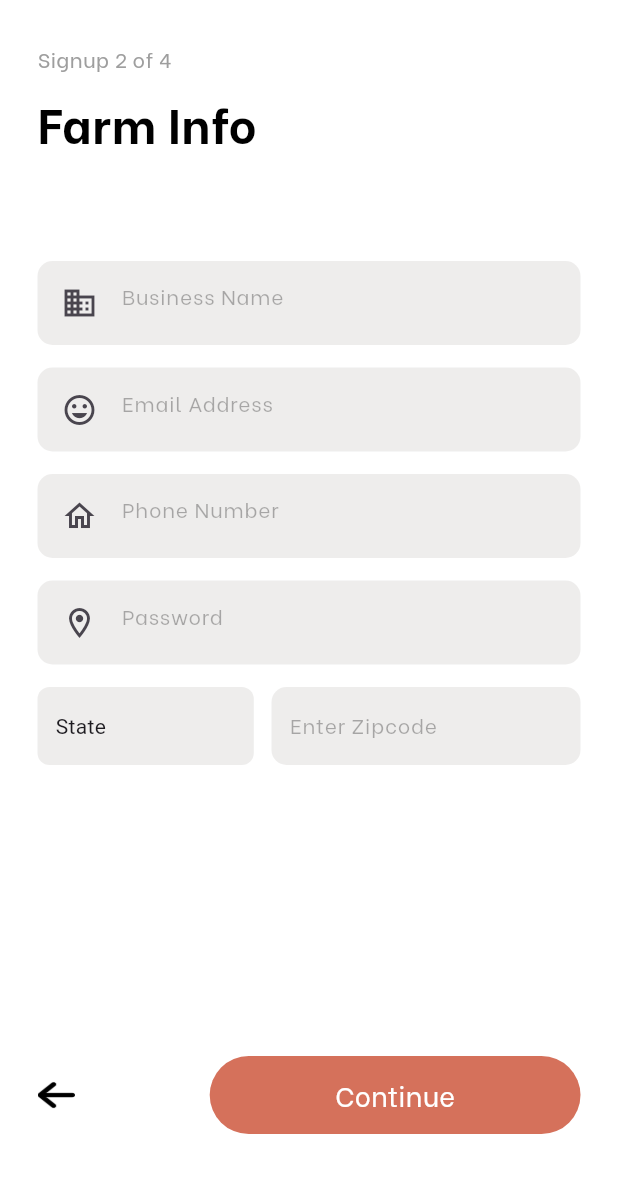
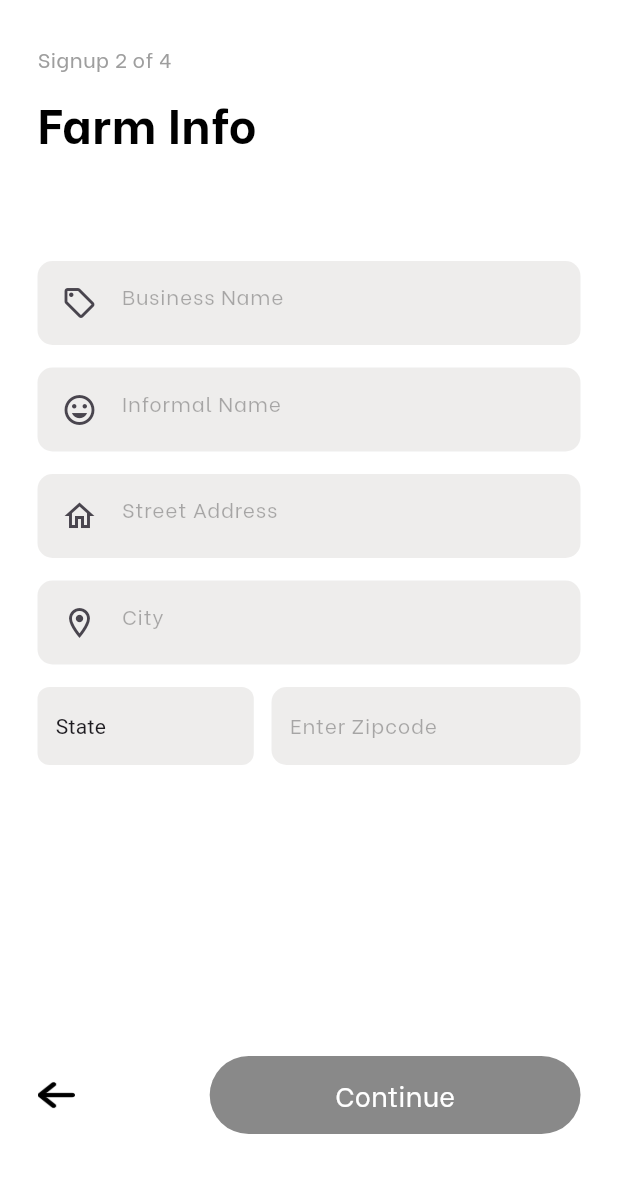
Before and after one commit to saikishoreyerra/internshala, a Flutter app: the SignupPage2 screen opened directly, on a phone screen of 412 x 824 dp, the part 57-1236 px from its top. Run offline on Flutter 3.47's test engine with Material 3 defaults, Android fonts, the phone set to English and light mode, and no system bars; our stand-ins replace fluttertoast, page_view_dot_indicator, shared_preferences; accounts and stored records are empty.

Commit message:
validations in part 2 page

```diff
--- a/lib/viewModel/registeration_view_model.dart
+++ b/lib/viewModel/registeration_view_model.dart
@@ -78,6 +78,70 @@ void continueBtnEnable() {
   }
 
 
+
+  bool _isBussinessNameValid = false;
+  bool get isBussinessNameValid => _isBussinessNameValid;
+
+  void validateBussinessName({required String bussinessName}){
+    if(bussinessName.length > 3){
+       _isBussinessNameValid = true;
+    }else{
+      _isBussinessNameValid = false;
+    }
+   part2ContinueBtnEnable();
+   notifyListeners();
+  }
+
+  bool _isInformalNameValid = false;
+  bool get isInformalNameValid => _isInformalNameValid;
+
+   void validateInformalName({required String informalName}){
+    if(informalName.length > 3){
+       _isInformalNameValid = true;
+    }else{
+      _isInformalNameValid = false;
+    }
+   part2ContinueBtnEnable();
+   notifyListeners();
+  }
+
+  bool _isStreetAddressValid = false;
+  bool get isStreetAddressValid => _isStreetAddressValid;
+
+  void validateStreetAddress({required String streetAddress}){
+    _isStreetAddressValid = streetAddress.length > 4 ? true : false;
+    part2ContinueBtnEnable();
+   notifyListeners();
+  }
+
+  bool _isCityValid = false;
+  bool get isCityValid => _isCityValid;
+
+  void validateCity({required String city}){
+    _isCityValid = city.length > 3 ? true : false;
+    part2ContinueBtnEnable();
+   notifyListeners();
+  }
+
+
+  bool _isZipAvailable = false;
+  bool get isZipAvailable => _isZipAvailable;
+
+  void validateZipCode(){
+   _isZipAvailable = (zipCodesList.data?.first.state?.length ?? 0) > 0 ? true : false;
+   part2ContinueBtnEnable();
+   notifyListeners();
+  }
+
+
+  bool _isPart2ContinueEnable = false;
+  bool get isPart2ContinueEnable => _isPart2ContinueEnable;
+
+  void part2ContinueBtnEnable(){
+    _isPart2ContinueEnable = isBussinessNameValid && isInformalNameValid && isStreetAddressValid && isCityValid && isZipAvailable;
+  print(_isPart2ContinueEnable);
+  }
+
   void setLoading(bool loading) {
     _isLoading = loading;
     notifyListeners();
@@ -102,6 +166,7 @@ bool _isFetchZipCode = false;
     }else if(response.status == Status.loading){
       _isLoading=true;
     }
+    validateZipCode();
     notifyListeners();
   }
 
--- /dev/null
+++ b/lib/views/registration/input_txt_field.dart
@@ -0,0 +1,39 @@
+import 'package:flutter/material.dart';
+
+import '../../utils/app_colors.dart';
+
+class InputTxtField extends StatelessWidget {
+   InputTxtField({super.key, this.keyboardType, this.txtController, this.iconName, this.hintText,this.callback});
+final TextInputType? keyboardType;
+final TextEditingController? txtController;
+void Function(String)? callback;
+  final IconData? iconName;
+  final String? hintText;
+  @override
+  Widget build(BuildContext context) {
+    // TODO: implement build
+    return Container(
+                  decoration: BoxDecoration(
+                    borderRadius: BorderRadius.circular(10),
+                    color: AppColors.txtFieldBGColor.withOpacity(0.08),
+                  ),
+                  child:  Padding(
+                    padding: const EdgeInsets.all(4.0),
+                    child: TextField(keyboardType: keyboardType,
+                      controller: txtController,
+                      onChanged: callback,
+                      decoration: InputDecoration(
+                        border: InputBorder.none,
+                        prefixIcon:  Icon(iconName),
+                        hintText: hintText,
+                        hintStyle:  TextStyle(
+                            fontSize: 14,
+                            fontWeight: FontWeight.w400,
+                            fontFamily: "BeVietnam",
+                            color: Colors.black.withOpacity(0.3)),
+                      ),
+                    ),
+                  ),
+                );
+  }
+}
--- a/lib/views/registration/sign_up2.dart
+++ b/lib/views/registration/sign_up2.dart
@@ -8,6 +8,7 @@ import 'package:http/http.dart' as http;
 import 'package:provider/provider.dart';
 
 import '../../viewModel/registeration_view_model.dart';
+import 'input_txt_field.dart';
 import 'sign_up3.dart';
 
 class SignupPage2 extends StatefulWidget {
@@ -17,11 +18,11 @@ class SignupPage2 extends StatefulWidget {
 }
 
 class _SignupPage2State extends State<SignupPage2> {
-  TextEditingController fullNameController = TextEditingController();
-  TextEditingController emailController = TextEditingController();
-  TextEditingController phoneController = TextEditingController();
-  TextEditingController passwordController = TextEditingController();
-  TextEditingController reenterPassController = TextEditingController();
+  TextEditingController bussinessNameController = TextEditingController();
+  TextEditingController informalNameController = TextEditingController();
+  TextEditingController streetAddressController = TextEditingController();
+  TextEditingController cityController = TextEditingController();
+  // TextEditingController stateController = TextEditingController();
   TextEditingController zipCodeController = TextEditingController();
 
   @override
@@ -34,11 +35,11 @@ class _SignupPage2State extends State<SignupPage2> {
   void dispose() {
     // TODO: implement dispose
     super.dispose();
-    fullNameController.dispose();
-    emailController.dispose();
-    phoneController.dispose();
-    passwordController.dispose();
-    reenterPassController.dispose();
+    bussinessNameController.dispose();
+    informalNameController.dispose();
+    streetAddressController.dispose();
+    cityController.dispose();
+    // stateController.dispose();
     zipCodeController.dispose();
   }
 
@@ -64,8 +65,9 @@ class _SignupPage2State extends State<SignupPage2> {
             ),
           ),
         ),
-          body:
-          registraProvider.isLoading ? const Center(child: CircularProgressIndicator()) :
+        body: registraProvider.isLoading
+            ? const Center(child: CircularProgressIndicator())
+            :
             //(registraProvider.zipCodesList.status == Status.loading) ? const Center(child: CircularProgressIndicator()) :
             SingleChildScrollView(
                 child: Container(
@@ -102,26 +104,55 @@ class _SignupPage2State extends State<SignupPage2> {
                         const SizedBox(
                           height: 30,
                         ),
-                    inputTxtfield(
-                        'Business Name', fullNameController, Icons.business,),
+                        InputTxtField(
+                          keyboardType: TextInputType.name,
+                          hintText: 'Business Name',
+                          iconName: Icons.local_offer_outlined,
+                          txtController: bussinessNameController,
+                          callback: (txtInput) {
+                            registraProvider.validateBussinessName(
+                                bussinessName: txtInput);
+                          },
+                        ),
 
                         const SizedBox(
                           height: 15,
                         ),
-
-                    inputTxtfield(
-                        'Email Address', emailController, Icons.tag_faces,keyboardType:TextInputType.emailAddress ),
+                        InputTxtField(
+                          keyboardType: TextInputType.name,
+                          hintText: 'Informal Name',
+                          iconName: Icons.tag_faces,
+                          txtController: informalNameController,
+                          callback: (txtInput) {
+                            registraProvider.validateInformalName(
+                                informalName: txtInput);
+                          },
+                        ),
                         const SizedBox(
                           height: 15,
                         ),
-                    inputTxtfield(
-                        'Phone Number', phoneController, Icons.home_outlined,keyboardType:TextInputType.number),
-
+                        InputTxtField(
+                          keyboardType: TextInputType.streetAddress,
+                          hintText: 'Street Address',
+                          iconName: Icons.home_outlined,
+                          txtController: streetAddressController,
+                          callback: (txtInput) {
+                            registraProvider.validateStreetAddress(
+                                streetAddress: txtInput);
+                          },
+                        ),
                         const SizedBox(
                           height: 15,
                         ),
-                    inputTxtfield(
-                        'Password', passwordController, Icons.location_on_outlined,),
+                        InputTxtField(
+                          keyboardType: TextInputType.name,
+                          hintText: 'City',
+                          txtController: cityController,
+                          iconName: Icons.location_on_outlined,
+                          callback: (txtInput) {
+                            registraProvider.validateCity(city: txtInput);
+                          },
+                        ),
                         const SizedBox(
                           height: 15,
                         ),
@@ -131,7 +162,8 @@ class _SignupPage2State extends State<SignupPage2> {
                           children: [
                             Container(
                               decoration: BoxDecoration(
-                              color: AppColors.txtFieldBGColor.withOpacity(0.08),
+                                  color: AppColors.txtFieldBGColor
+                                      .withOpacity(0.08),
                                   borderRadius: BorderRadius.circular(8)),
                               width: MediaQuery.of(context).size.width * 0.35,
                               child: Padding(
@@ -152,8 +184,11 @@ class _SignupPage2State extends State<SignupPage2> {
                                 //       )),
                                 // ),
                                 child: Padding(
-                              padding: const EdgeInsets.symmetric(vertical: 14),
-                              child: Text(registraProvider.zipCodesList.data?.first.state ?? 'State'),
+                                  padding:
+                                       EdgeInsets.symmetric(vertical: 14),
+                                  child: Text(registraProvider
+                                          .zipCodesList.data?.first.state ??
+                                      'State'),
                                 ),
                               ),
                             ),
@@ -161,25 +196,30 @@ class _SignupPage2State extends State<SignupPage2> {
                                 width: MediaQuery.of(context).size.width * 0.5,
                                 decoration: BoxDecoration(
                                     borderRadius: BorderRadius.circular(10),
-                                color: AppColors.txtFieldBGColor.withOpacity(0.08)),
+                                    color: AppColors.txtFieldBGColor
+                                        .withOpacity(0.08)),
                                 child: Padding(
                                   padding: const EdgeInsets.symmetric(
                                       horizontal: 12.0, vertical: 2),
                                   child: TextField(
                                     controller: zipCodeController,
                                     onChanged: (value) {
-                                  if(value.length > 5){
+                                      if (value.length > 5) {
                                         // isFetchZipCode = true;
                                         print("===========");
-                                    registraProvider.getZipInfoByCode(zipCodeNum: value, context: context);
-                                  }else if(value.length == 0){
-                                    registraProvider.zipCodesList.data?.first.state = null;
+                                        registraProvider.getZipInfoByCode(
+                                            zipCodeNum: value,
+                                            context: context);
+                                        registraProvider.validateZipCode();
+                                      } else if (value.length == 0) {
+                                        registraProvider.zipCodesList.data
+                                            ?.first.state = null;
                                       }
                                     },
                                     keyboardType: TextInputType.number,
                                     inputFormatters: <TextInputFormatter>[
-                                  FilteringTextInputFormatter.digitsOnly
-                                  ,LengthLimitingTextInputFormatter(6),
+                                      FilteringTextInputFormatter.digitsOnly,
+                                      LengthLimitingTextInputFormatter(6),
                                     ], // Only numbers can be entered
                                     textAlign: TextAlign.start,
                                     decoration: InputDecoration(
@@ -189,12 +229,20 @@ class _SignupPage2State extends State<SignupPage2> {
                                             fontFamily: "BeVietnam",
                                             fontSize: 14,
                                             fontWeight: FontWeight.w400,
-                                        color: Colors.black.withOpacity(0.3))),
+                                            color:
+                                                Colors.black.withOpacity(0.3))),
                                   ),
                                 )),
                           ],
                         ),
-                     registraProvider.isFetchZipCode ? Text("Enter Valid Zipcode",style: TextStyle(color: Colors.red,),) : Text(''),
+                        registraProvider.isFetchZipCode
+                            ? Text(
+                                "Enter Valid Zipcode",
+                                style: TextStyle(
+                                  color: Colors.red,
+                                ),
+                              )
+                            : Text(''),
                         SizedBox(
                           height: MediaQuery.of(context).size.height * 0.21,
                         ),
@@ -213,18 +261,22 @@ class _SignupPage2State extends State<SignupPage2> {
                               ),
                             ),
                             GestureDetector(
-                          onTap: () {
+                              onTap: registraProvider.isPart2ContinueEnable
+                                  ? () {
                                       Navigator.push(
                                         context,
                                         MaterialPageRoute(
                                           builder: (context) => SignUp3(),
                                         ),
                                       );
-                          },
+                                    }
+                                  : null,
                               child: Container(
                                 decoration: BoxDecoration(
                                   borderRadius: BorderRadius.circular(35),
-                              color: AppColors.themeOrangeColor,
+                                  color: registraProvider.isPart2ContinueEnable
+                                      ? AppColors.themeOrangeColor
+                                      : AppColors.finalTxtColor,
                                 ),
                                 width: MediaQuery.of(context).size.width * 0.6,
                                 height: 52,
@@ -248,39 +300,32 @@ class _SignupPage2State extends State<SignupPage2> {
                 ),
               ),
       );
-      }
-    );
+    });
   }
 
-  Widget inputTxtfield(
-      String hintText, TextEditingController txtController, IconData iconName,{TextInputType? keyboardType}) {
-    return Container(
-      decoration: BoxDecoration(
-        borderRadius: BorderRadius.circular(10),
-        color: AppColors.txtFieldBGColor.withOpacity(0.08),
-      ),
-      child: Padding(
-        padding: const EdgeInsets.all(4.0),
-        child: TextField(keyboardType:keyboardType,
-          controller: txtController,
-          decoration: InputDecoration(
-            border: InputBorder.none,
-            prefixIcon: Icon(iconName),
-            hintText: hintText,
-            hintStyle: TextStyle(
-                fontSize: 14,
-                fontWeight: FontWeight.w400,
-                fontFamily: "BeVietnam",
-                color: Colors.black.withOpacity(0.3)),
-          ),
-        ),
-      ),
-    );
+  // Widget inputTxtfield(
+  //     String hintText, TextEditingController txtController, IconData iconName, void Function(String)? callback,{TextInputType? keyboardType}) {
+  //   return Container(
+  //     decoration: BoxDecoration(
+  //       borderRadius: BorderRadius.circular(10),
+  //       color: AppColors.txtFieldBGColor.withOpacity(0.08),
+  //     ),
+  //     child: Padding(
+  //       padding: const EdgeInsets.all(4.0),
+  //       child: TextField(keyboardType:keyboardType,
+  //         controller: txtController,
+  //         decoration: InputDecoration(
+  //           border: InputBorder.none,
+  //           prefixIcon: Icon(iconName),
+  //           hintText: hintText,
+  //           hintStyle: TextStyle(
+  //               fontSize: 14,
+  //               fontWeight: FontWeight.w400,
+  //               fontFamily: "BeVietnam",
+  //               color: Colors.black.withOpacity(0.3)),
+  //         ),
+  //       ),
+  //     ),
+  //   );
+  // }
 }
-
-
-
-
-
-
-}
```
Also changed, not shown: lib/views/registration/sign_up.dart (+60 -56 lines). Lines whose indentation alone changed are shown as unchanged.
